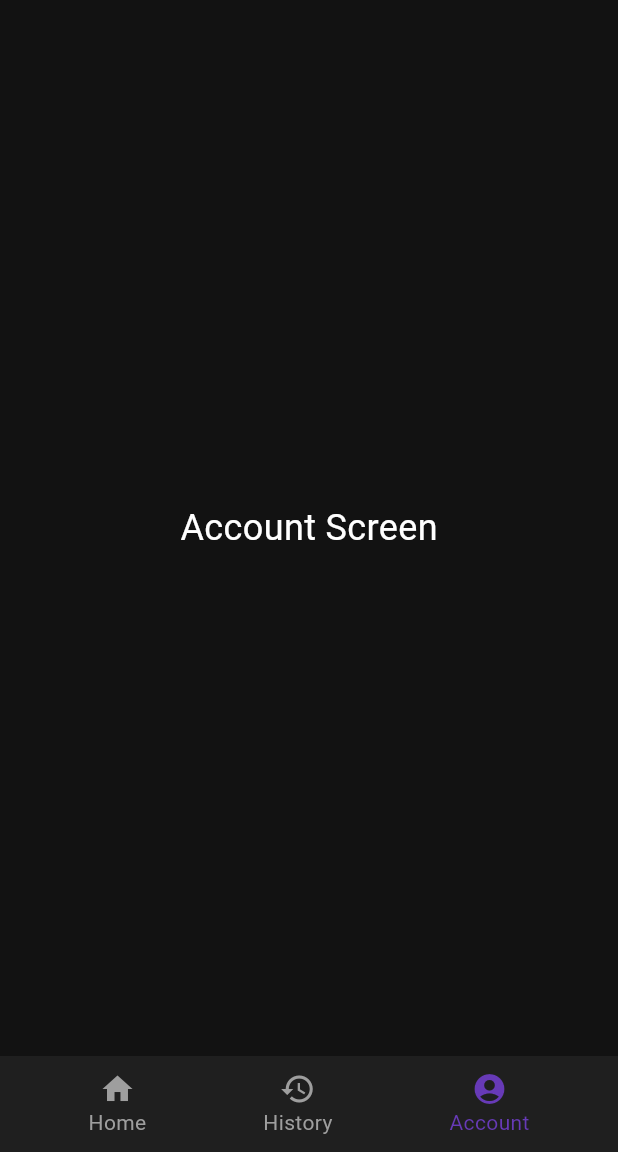
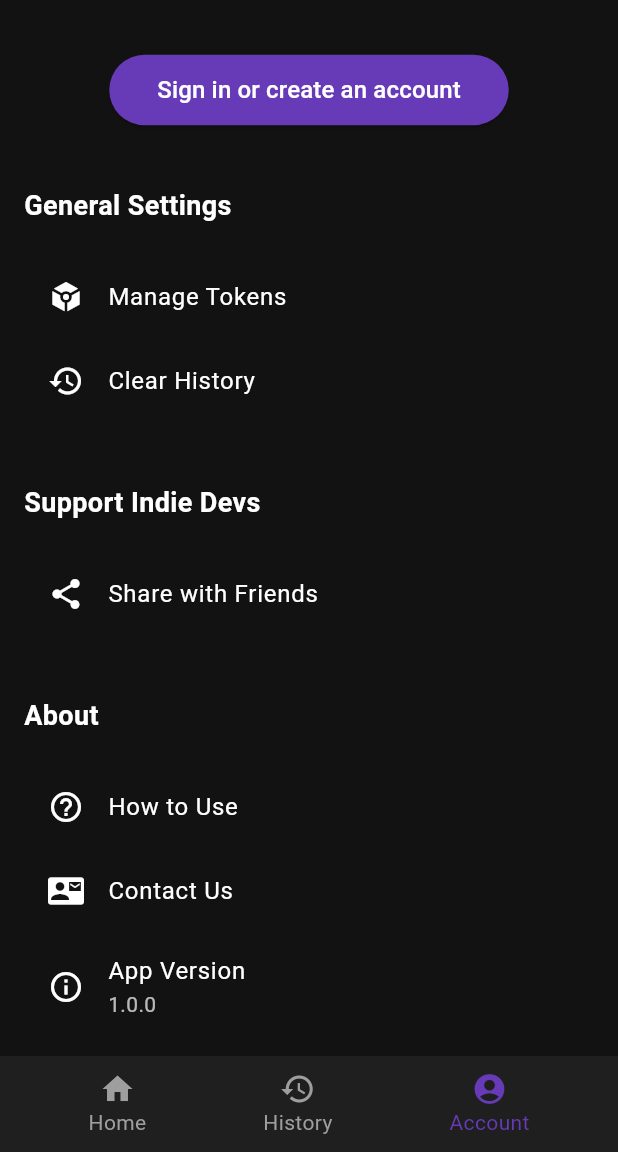
Before and after one commit to keypuncheralwin/clarify, a Flutter app: the screen it shows after launch, item 3 of the bottom bar chosen, on a phone screen of 412 x 824 dp, the part 84-1236 px from its top. Run offline on Flutter 3.47's test engine with Material 3 defaults, Android fonts, the phone set to English and light mode, and no system bars; our stand-ins replace shimmer.

Commit message:
feat: Add skeleton of settings page

```diff
--- a/app/lib/screens/account_screen.dart
+++ b/app/lib/screens/account_screen.dart
@@ -5,8 +5,130 @@ class AccountScreen extends StatelessWidget {
 
   @override
   Widget build(BuildContext context) {
-    return const Center(
-      child: Text('Account Screen', style: TextStyle(fontSize: 24, color: Colors.white)),
+    return Scaffold(
+      body: SingleChildScrollView(
+        padding: const EdgeInsets.all(16.0),
+        child: Column(
+          crossAxisAlignment: CrossAxisAlignment.start,
+          children: [
+            const SizedBox(height: 20),
+            Center(
+              child: ElevatedButton(
+                onPressed: () {
+                  // Implement sign-in or create account functionality
+                },
+                style: ElevatedButton.styleFrom(
+                  backgroundColor: Colors.deepPurple,
+                  padding: const EdgeInsets.symmetric(horizontal: 32, vertical: 12),
+                ),
+                child: const Text(
+                  'Sign in or create an account',
+                  style: TextStyle(fontSize: 16, color: Colors.white),
+                ),
+              ),
+            ),
+            const SizedBox(height: 40),
+            const Text(
+              'General Settings',
+              style: TextStyle(
+                fontSize: 18,
+                fontWeight: FontWeight.bold,
+                color: Colors.white,
+              ),
+            ),
+            const SizedBox(height: 20),
+            _buildListTile(
+              context,
+              icon: Icons.token,
+              title: 'Manage Tokens',
+              onTap: () {
+                // Implement navigation to manage tokens
+              },
+            ),
+            _buildListTile(
+              context,
+              icon: Icons.history,
+              title: 'Clear History',
+              onTap: () {
+                // Implement clear history functionality
+              },
+            ),
+            const SizedBox(height: 40),
+            const Text(
+              'Support Indie Devs',
+              style: TextStyle(
+                fontSize: 18,
+                fontWeight: FontWeight.bold,
+                color: Colors.white,
+              ),
+            ),
+            const SizedBox(height: 20),
+            _buildListTile(
+              context,
+              icon: Icons.share,
+              title: 'Share with Friends',
+              onTap: () {
+                // Implement share with friends functionality
+              },
+            ),
+            const SizedBox(height: 40),
+            const Text(
+              'About',
+              style: TextStyle(
+                fontSize: 18,
+                fontWeight: FontWeight.bold,
+                color: Colors.white,
+              ),
+            ),
+            const SizedBox(height: 20),
+            _buildListTile(
+              context,
+              icon: Icons.help_outline,
+              title: 'How to Use',
+              onTap: () {
+                // Implement navigation to how to use
+              },
+            ),
+            _buildListTile(
+              context,
+              icon: Icons.contact_mail,
+              title: 'Contact Us',
+              onTap: () {
+                // Implement contact us functionality
+              },
+            ),
+            _buildListTile(
+              context,
+              icon: Icons.info_outline,
+              title: 'App Version',
+              subtitle: '1.0.0', // Replace with actual app version
+            ),
+          ],
+        ),
+      ),
+    );
+  }
+
+  Widget _buildListTile(BuildContext context,
+      {required IconData icon,
+      required String title,
+      String? subtitle,
+      Widget? trailing,
+      void Function()? onTap}) {
+    return ListTile(
+      leading: Icon(icon, color: Colors.white),
+      title: Text(
+        title,
+        style: const TextStyle(color: Colors.white),
+      ),
+      subtitle: subtitle != null
+          ? Text(
+              subtitle,
+              style: const TextStyle(color: Colors.white70),
+            )
+          : null,
+      trailing: trailing,
+      onTap: onTap,
     );
   }
 }
--- a/app/lib/widgets/bottom_sheet_content.dart
+++ b/app/lib/widgets/bottom_sheet_content.dart
@@ -143,7 +143,7 @@ class BottomSheetContentState extends State<BottomSheetContent> {
         const SizedBox(height: 10),
         Text(
           summary,
-          style: const TextStyle(fontSize: 16),
+          style: const TextStyle(fontSize: 14),
         ),
       ],
     );
```
